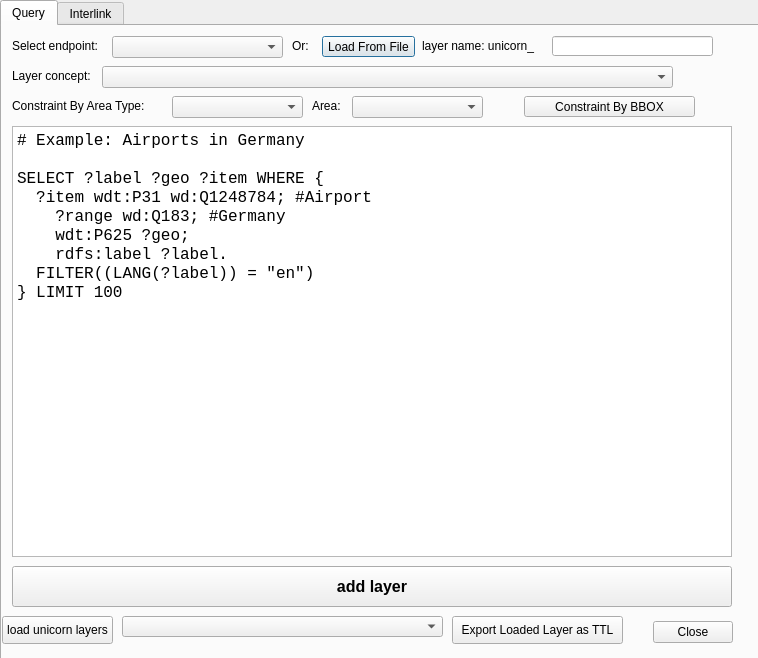
This is sparql_unicorn/sparql_unicorn_dialog_base.ui in sparqlunicorn/sparqlunicornGoesGIS as Qt 5 draws it before an edit. The edited form follows.
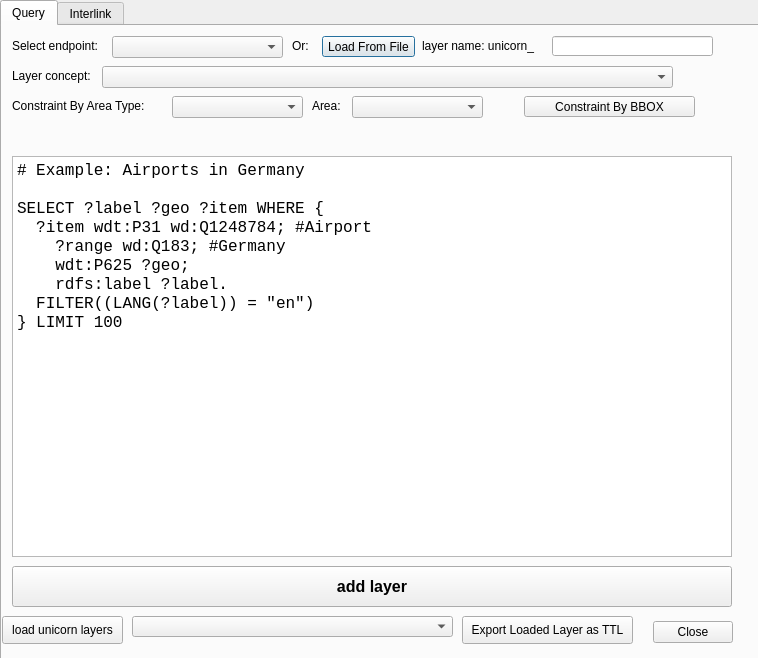
This is the edited form.

Commit message: Added syntax highlighting and rel val queries

Patch:
```diff
--- a/sparql_unicorn/sparql_unicorn_dialog_base.ui
+++ b/sparql_unicorn/sparql_unicorn_dialog_base.ui
@@ -141,9 +141,9 @@
      <property name="geometry">
       <rect>
        <x>10</x>
-       <y>100</y>
+       <y>130</y>
        <width>720</width>
-       <height>431</height>
+       <height>401</height>
       </rect>
      </property>
      <property name="font">
@@ -189,7 +189,7 @@
       <rect>
        <x>0</x>
        <y>590</y>
-       <width>111</width>
+       <width>121</width>
        <height>28</height>
       </rect>
      </property>
@@ -200,7 +200,7 @@
     <widget class="QComboBox" name="loadedLayers">
      <property name="geometry">
       <rect>
-       <x>120</x>
+       <x>130</x>
        <y>590</y>
        <width>321</width>
        <height>21</height>
@@ -210,7 +210,7 @@
     <widget class="QPushButton" name="exportLayers">
      <property name="geometry">
       <rect>
-       <x>450</x>
+       <x>460</x>
        <y>590</y>
        <width>171</width>
        <height>28</height>
@@ -295,6 +295,19 @@
       <string>Area:</string>
      </property>
     </widget>
+    <widget class="QLabel" name="errorLabel">
+     <property name="geometry">
+      <rect>
+       <x>20</x>
+       <y>105</y>
+       <width>701</width>
+       <height>21</height>
+      </rect>
+     </property>
+     <property name="text">
+      <string/>
+     </property>
+    </widget>
    </widget>
    <widget class="QWidget" name="tab_2">
     <attribute name="title">
```
The commit also changes 1 other file.
